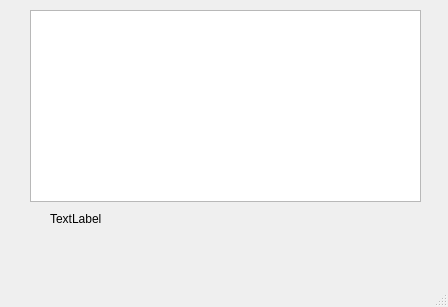
This is Bank/mostar.ui in Mrjarkos/2019_1_d3_prc4_CabuyaAlberto_C-rdenasJavier_RoncancioBrayan as Qt 5 draws it before an edit. The edited form follows.
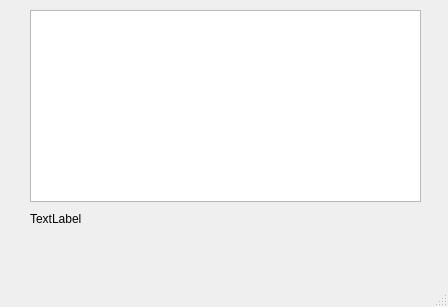
This is the edited form.

```diff
--- a/Bank/mostar.ui
+++ b/Bank/mostar.ui
@@ -17,9 +17,9 @@
    <widget class="QLabel" name="label">
     <property name="geometry">
      <rect>
-      <x>50</x>
+      <x>30</x>
       <y>210</y>
-      <width>67</width>
+      <width>361</width>
       <height>17</height>
      </rect>
     </property>
```
